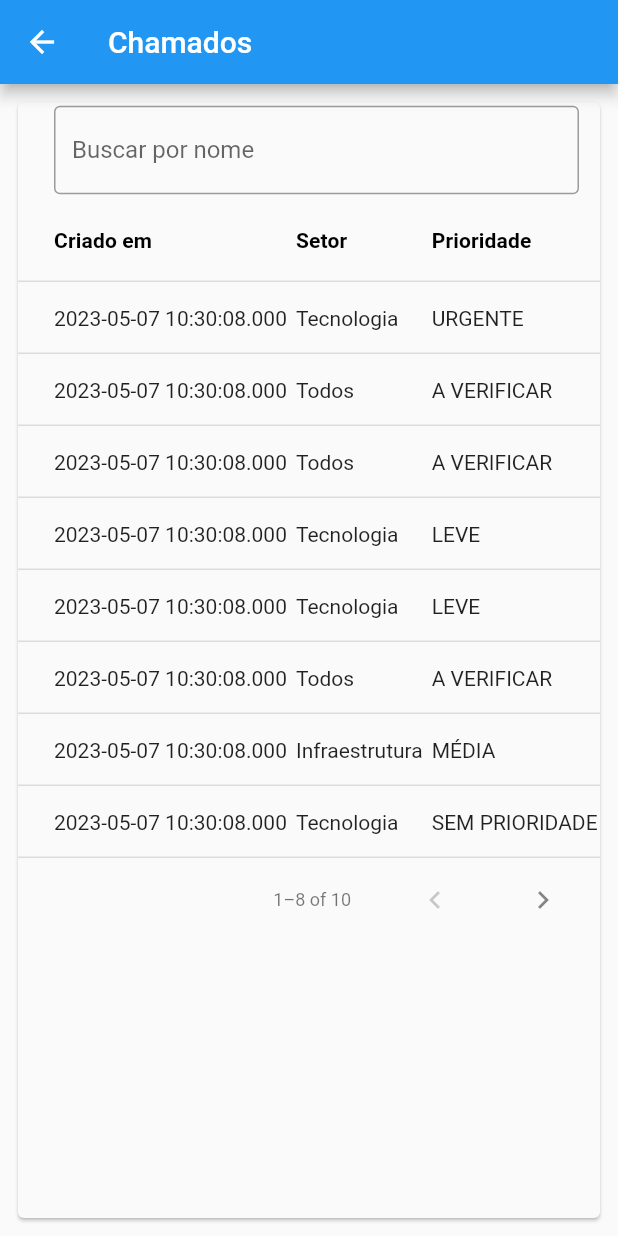
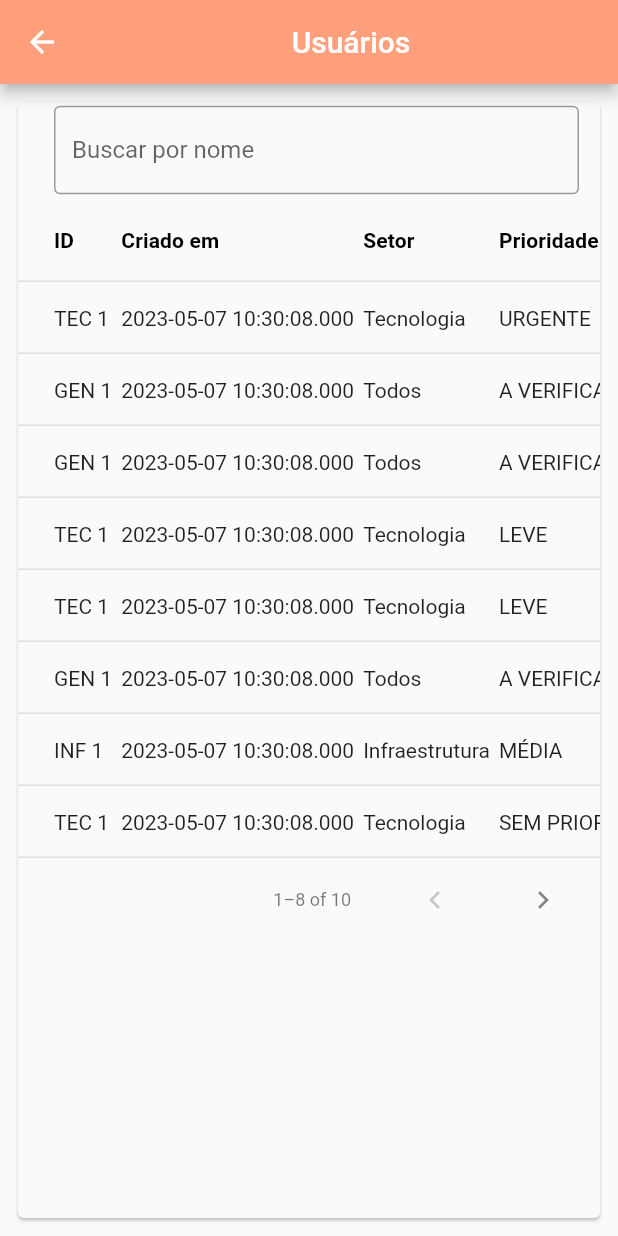
Before and after one commit to egaddini/ftchamados, a Flutter app: the CallDashboardScreen screen opened by its route, on a phone screen of 412 x 824 dp. Run offline on Flutter 3.47's test engine with Material 2 defaults, Android fonts, the phone set to English and light mode, and no system bars; our stand-ins replace dio, flutter_typeahead, get, shared_preferences; missing offline and left inert: validatorless; accounts and stored records are empty.

Commit message:
Ajustes de call, feito appbar generico

```diff
--- a/lib/app/features/pages/menu/components/create_call_page.dart
+++ b/lib/app/features/pages/call/components/create_call_page.dart
@@ -1,4 +1,5 @@
 import 'package:chamados/app/models/call_type.dart';
+import 'package:chamados/app/shared_components/c_appbar.dart';
 import 'package:flutter/material.dart';
 import 'package:intl/intl.dart';
 
@@ -36,9 +37,7 @@ class _CreateCallPageState extends State<CreateCallPage> {
   @override
   Widget build(BuildContext context) {
     return Scaffold(
-      appBar: AppBar(
-        title: Text('Novo chamado - ${_siglaC.text} ${_tituloC.text}'),
-      ),
+      appBar: CustomAppBar(text: 'Novo chamado - ${_siglaC.text} ${_tituloC.text}'),
       body: SingleChildScrollView(
         padding: const EdgeInsets.all(18),
         child: Column(
--- a/lib/app/features/pages/call/components/row_source.dart
+++ b/lib/app/features/pages/call/components/row_source.dart
@@ -3,16 +3,18 @@ part of call_dashboard;
 class RowSource extends DataTableSource {
   var myData;
   final count;
+  final context;
 
 
   RowSource({
+    required this.context,
     required this.myData,
     required this.count,
   });
 
   @override
   DataRow? getRow(int index) {
-    return (index < rowCount) ? recentFileDataRow(myData![index]) : null;
+    return (index < rowCount) ? recentFileDataRow(myData![index], context) : null;
   }
 
   @override
@@ -25,17 +27,17 @@ class RowSource extends DataTableSource {
   int get selectedRowCount => 0;
 }
 
-DataRow recentFileDataRow(Call data) {
+DataRow recentFileDataRow(Call call, BuildContext context) {
   return DataRow(
-    onSelectChanged: (value) => print('object'),
+    onSelectChanged: (value) async =>  await Navigator.push(context, MaterialPageRoute(builder: (_) => CallDetailPage(call),),),
     cells: [
-      DataCell(Text(data.dataCriacao.toString())),
-      DataCell(Text(data.callType.setor.toString())),
-      DataCell(Text(data.callType.prioridade.toString())),
-      DataCell(Text(data.usuario)),
-      DataCell(Text(data.status.toString())),
-      DataCell(Text(data.dataUltAtualizacao.toString())),
+      DataCell(Text('${call.callType.sigla} ${call.id}')),
+      DataCell(Text(call.dataCriacao.toString())),
+      DataCell(Text(call.callType.setor.toString())),
+      DataCell(Text(call.callType.prioridade.toString())),
+      DataCell(Text(call.usuario)),
+      DataCell(Text(call.status.toString())),
+      DataCell(Text(call.dataUltAtualizacao.toString())),
     ],
   );
-
 }
--- a/lib/app/features/pages/call/screen/call_dashboard_screen.dart
+++ b/lib/app/features/pages/call/screen/call_dashboard_screen.dart
@@ -1,12 +1,13 @@
 library call_dashboard;
 
 import 'package:chamados/app/constans/pallete.dart';
+import 'package:chamados/app/features/pages/call/components/call_detail_page.dart';
 import 'package:chamados/app/models/call.dart';
+import 'package:chamados/app/shared_components/c_appbar.dart';
 import 'package:chamados/app/utils/services/user_service.dart';
 import 'package:flutter/material.dart';
 
 part '../components/row_source.dart';
-
 
 class CallDashboardScreen extends StatefulWidget {
   const CallDashboardScreen({super.key});
@@ -43,9 +44,7 @@ class _CallDashboardScreenState extends State<CallDashboardScreen> {
   @override
   Widget build(BuildContext context) {
     return Scaffold(
-        appBar: AppBar(
-          title: const Text('Chamados'),
-        ),
+        appBar: const CustomAppBar(text: 'Chamados'),
         body: Container(
           padding: const EdgeInsets.all(8.0),
           decoration: BoxDecoration(
@@ -62,10 +61,7 @@ class _CallDashboardScreenState extends State<CallDashboardScreen> {
                 header: TextField(
                   controller: controller,
                   decoration: const InputDecoration(
-                    hintText: 'Buscar por nome',
-                    labelStyle: TextStyle(
-                      color: Pallete.backgroundColor,
-                    ),
+                    labelText: 'Buscar por nome',
                     border: OutlineInputBorder(),
                     focusedBorder: OutlineInputBorder(
                       borderSide: BorderSide(
@@ -80,6 +76,7 @@ class _CallDashboardScreenState extends State<CallDashboardScreen> {
                   },
                 ),
                 source: RowSource(
+                  context: context,
                   myData: myData,
                   count: myData?.length,
                 ),
@@ -89,6 +86,13 @@ class _CallDashboardScreenState extends State<CallDashboardScreen> {
                 columnSpacing: 6,
                 showCheckboxColumn: false,
                 columns: [
+                  const DataColumn(
+                    label: Text(
+                      "ID",
+                      style: TextStyle(
+                          fontWeight: FontWeight.w600, fontSize: 14),
+                    ),
+                  ),
                   const DataColumn(
                     label: Text(
                       "Criado em",
--- a/lib/app/features/pages/menu/screens/home_screen.dart
+++ b/lib/app/features/pages/menu/screens/home_screen.dart
@@ -1,5 +1,5 @@
 import 'package:chamados/app/constans/pallete.dart';
-import 'package:chamados/app/features/pages/menu/components/create_call_page.dart';
+import 'package:chamados/app/features/pages/call/components/create_call_page.dart';
 import 'package:chamados/app/models/call_type.dart';
 import 'package:chamados/app/utils/services/drawer_service.dart';
 import 'package:chamados/app/utils/services/user_service.dart';
--- a/lib/app/features/pages/user/user_page.dart
+++ b/lib/app/features/pages/user/user_page.dart
@@ -2,6 +2,7 @@ import 'package:chamados/app/features/pages/user/edit_user_page.dart';
 import 'package:chamados/app/features/pages/user/message_response.dart';
 import 'package:chamados/app/features/pages/user/register_user.dart';
 import 'package:chamados/app/models/user_info_model.dart';
+import 'package:chamados/app/shared_components/c_appbar.dart';
 import 'package:chamados/app/utils/repositories/user_repository.dart';
 import 'package:chamados/app/utils/repositories/user_repository_impl.dart';
 import 'package:flutter/material.dart';
@@ -31,9 +32,7 @@ class _UserPage extends State<UserPage> {
   @override
   Widget build(BuildContext context) {
     return Scaffold(
-      appBar: AppBar(
-        title: Center(child: Text("Usuários")),
-      ),
+      appBar: const CustomAppBar(text: 'Usuários'),
       body: Center(
         child: Container(
           width: 400,
--- /dev/null
+++ b/lib/app/shared_components/c_appbar.dart
@@ -0,0 +1,24 @@
+import 'package:chamados/app/constans/pallete.dart';
+import 'package:flutter/material.dart';
+
+class CustomAppBar extends StatelessWidget implements PreferredSizeWidget {
+  final String? text;
+
+  const CustomAppBar({
+    Key? key,
+    required this.text,
+  }) : super(key: key);
+
+  @override
+  Widget build(BuildContext context) {
+    return AppBar(
+        title: const Center(
+          child: Text("Usuários")
+        ),
+        backgroundColor: Pallete.gradient3,
+      );
+  }
+
+  @override
+  Size get preferredSize => const Size.fromHeight(kToolbarHeight);
+}
```
Also changed, not shown: lib/app/features/pages/call/components/call_detail_page.dart (+91 -18 lines), lib/app/shared_components/c_expanded_text_field.dart (added, +26 -0 lines).
